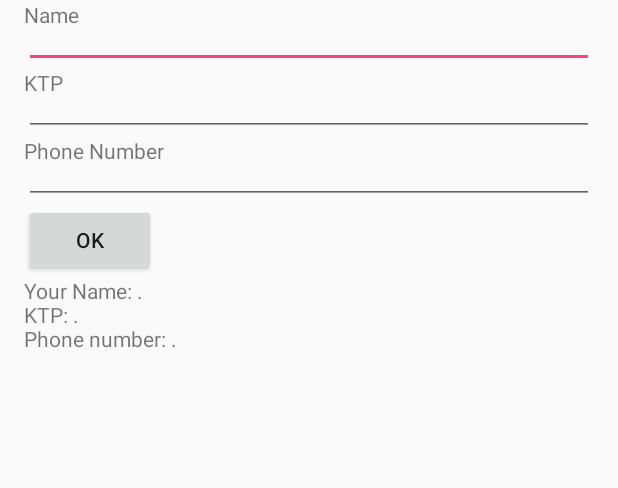
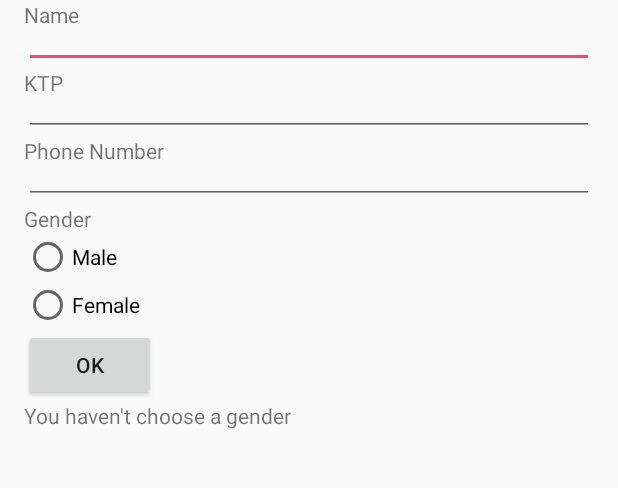
Before and after one commit to pashaneesa/FormLamaranKerja, an Android app: the screen it shows after launch (MainActivity), after a tap on "OK", on a phone screen of 412 x 824 dp, the part 486-974 px from its top. Run offline under Robolectric (Android 15) with nearby library versions, the phone set to English and light mode, and no system bars.

Commit message:
Adding radioButton for Gender (Male and Female)

```diff
--- a/app/src/main/java/id/sch/smktelkom_mlg/tugas01/xirpl3025/formlamarankerja/MainActivity.java
+++ b/app/src/main/java/id/sch/smktelkom_mlg/tugas01/xirpl3025/formlamarankerja/MainActivity.java
@@ -4,17 +4,18 @@ import android.support.v7.app.AppCompatActivity;
 import android.os.Bundle;
 import android.view.View;
 import android.widget.Button;
-
+import android.widget.CheckBox;
 import android.widget.EditText;
-
+import android.widget.RadioButton;
+import android.widget.Spinner;
 import android.widget.TextView;
 
 public class MainActivity extends AppCompatActivity {
     EditText etNama;
     EditText etKTP, etPhone;
     Button butOK;
+    RadioButton rbM, rbF;
     TextView tvHasil;
-
 
     @Override
     protected void onCreate(Bundle savedInstanceState) {
@@ -24,6 +25,8 @@ public class MainActivity extends AppCompatActivity {
         etNama = (EditText) findViewById(R.id.editTextNama);
         etKTP = (EditText) findViewById(R.id.editTextKTP);
         etPhone = (EditText) findViewById(R.id.editTextPhone);
+        rbM = (RadioButton) findViewById(R.id.radioButtonM);
+        rbF = (RadioButton) findViewById(R.id.radioButtonF);
         butOK = (Button) findViewById(R.id.buttonOK);
         tvHasil = (TextView) findViewById(R.id.textViewHasil);
 
@@ -34,7 +37,19 @@ public class MainActivity extends AppCompatActivity {
                 String KTP = etKTP.getText().toString();
                 String phone = etPhone.getText().toString();
 
-                    tvHasil.setText("Your Name: " + nama + "."+"\n"+"KTP: " + KTP + "."+"\n"+"Phone number: " + phone + ".");
+                String hasil = null;
+                if (rbM.isChecked()) {
+                    hasil = rbM.getText().toString();
+                } else if (rbF.isChecked()) {
+                    hasil = rbF.getText().toString();
+                }
+
+
+                if (hasil == null) {
+                    tvHasil.setText("You haven't choose a gender");
+                } else {
+                    tvHasil.setText("Your Name: " + nama + "."+"\n"+"KTP: " + KTP + "."+"\n"+"Phone number: " + phone + "."+"\n"+"Gender: " + hasil+".");
+                }
 
             }
         });
--- a/app/src/main/res/layout/activity_main.xml
+++ b/app/src/main/res/layout/activity_main.xml
@@ -100,14 +100,34 @@
     <RadioGroup
         android:layout_width="match_parent"
         android:layout_height="match_parent"
+        android:layout_below="@+id/textView6"
         android:layout_alignParentLeft="true"
         android:layout_alignParentStart="true"
         android:id="@+id/RadioGroupG"
         android:layout_alignRight="@+id/textView5"
-        android:layout_alignEnd="@+id/textView5"
-        android:layout_below="@+id/editTextPhone">
+        android:layout_alignEnd="@+id/textView5">
 
+        <RadioButton
+            android:layout_width="wrap_content"
+            android:layout_height="wrap_content"
+            android:text="Male"
+            android:id="@+id/radioButtonM" />
+
+        <RadioButton
+            android:layout_width="wrap_content"
+            android:layout_height="wrap_content"
+            android:text="Female"
+            android:id="@+id/radioButtonF" />
     </RadioGroup>
+
+    <TextView
+        android:layout_width="wrap_content"
+        android:layout_height="wrap_content"
+        android:text="Gender"
+        android:id="@+id/textView6"
+        android:layout_below="@+id/editTextPhone"
+        android:layout_alignParentLeft="true"
+        android:layout_alignParentStart="true" />
 
     <Button
         android:layout_width="wrap_content"
```
